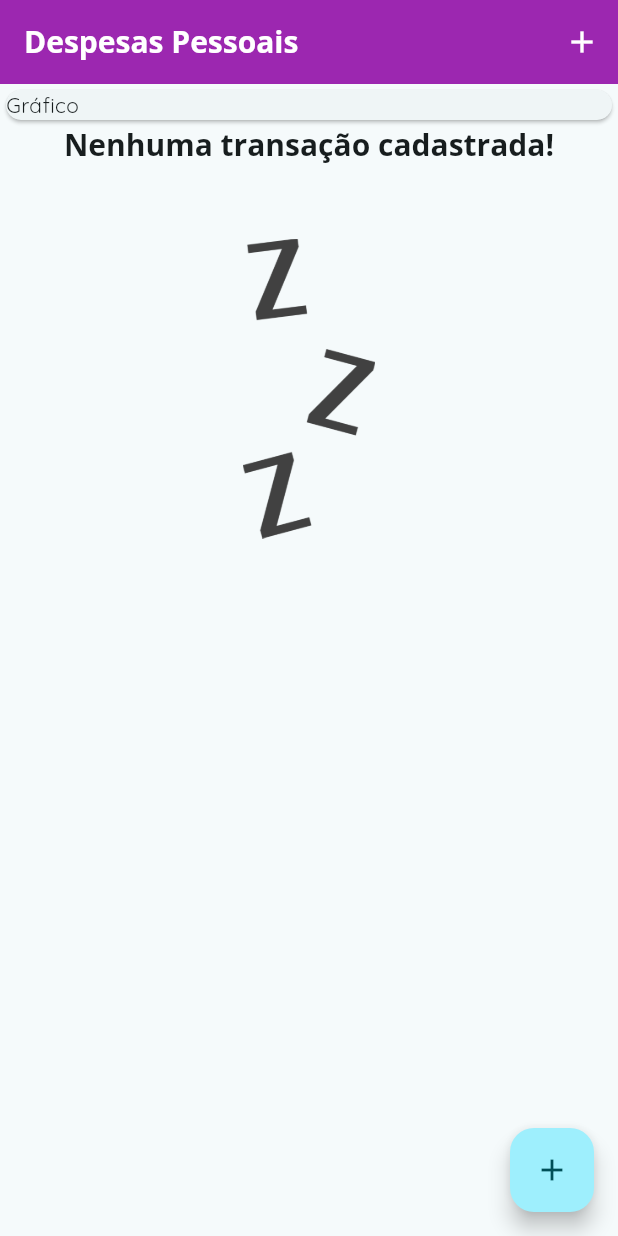
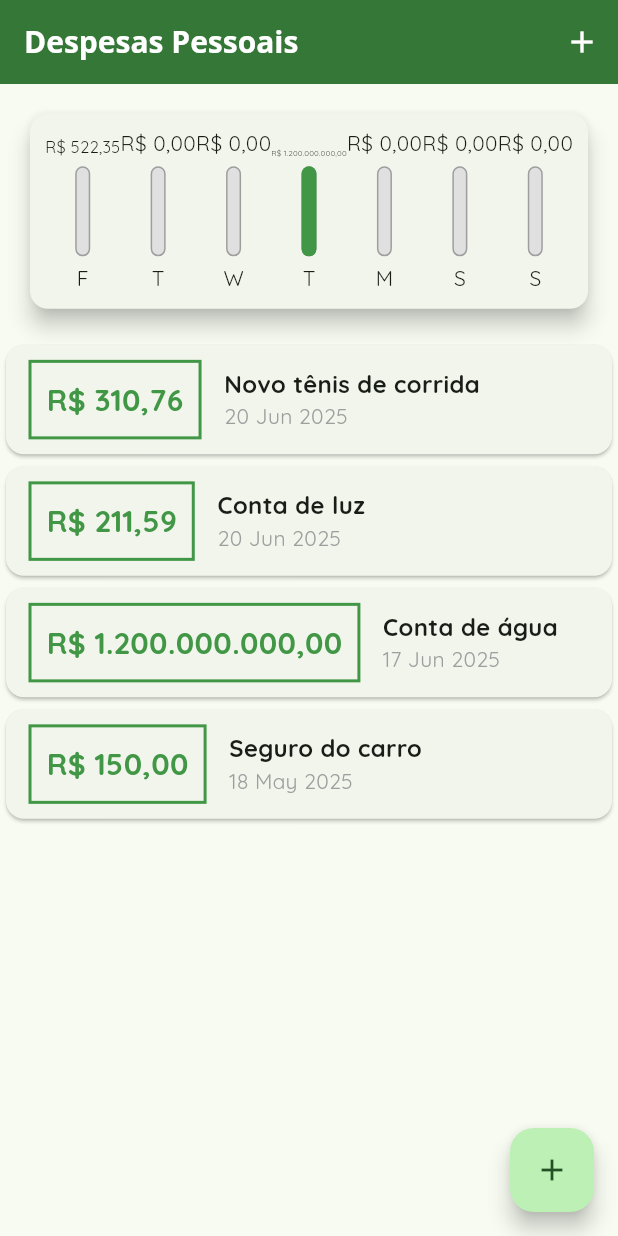
Before and after one commit to vinicius-benevides/flutter-expenses-manager, a Flutter app: the screen it shows after launch, on a phone screen of 412 x 824 dp. Run offline on Flutter 3.47's test engine with Material 3 defaults, Android fonts, the phone set to English and light mode, and no system bars.

Commit message:
feat: create base chart

```diff
--- /dev/null
+++ b/lib/components/chart.dart
@@ -0,0 +1,65 @@
+import 'package:expenses_manager/components/chart_bar.dart';
+import 'package:expenses_manager/models/transaction.dart';
+import 'package:flutter/material.dart';
+import 'package:intl/intl.dart';
+
+class Chart extends StatelessWidget {
+  const Chart({super.key, required this.recentTransactions});
+
+  final List<Transaction> recentTransactions;
+
+  List<GroupedTransaction> get groupedTransactions {
+    return List.generate(7, (index) {
+      final weekDay = DateTime.now().subtract(Duration(days: index));
+      double totalSum = 0.0;
+
+      for (var i = 0; i < recentTransactions.length; i++) {
+        bool sameDay =
+            recentTransactions[i].date.day == weekDay.day &&
+            recentTransactions[i].date.month == weekDay.month &&
+            recentTransactions[i].date.year == weekDay.year;
+
+        if (sameDay) {
+          totalSum += recentTransactions[i].value;
+        }
+      }
+
+      return GroupedTransaction(
+        day: DateFormat.E().format(weekDay)[0],
+        value: totalSum,
+      );
+    });
+  }
+
+  double get _maxValue {
+    return groupedTransactions.fold(
+      0.0,
+      (max, tr) => tr.value > max ? tr.value : max,
+    );
+  }
+
+  @override
+  Widget build(BuildContext context) {
+    return Card(
+      elevation: 6,
+      margin: const EdgeInsets.all(20),
+      child: Padding(
+        padding: const EdgeInsets.all(10),
+        child: Row(
+          mainAxisAlignment: MainAxisAlignment.spaceAround,
+          crossAxisAlignment: CrossAxisAlignment.end,
+          children: groupedTransactions.map((tr) {
+            return Flexible(
+              fit: FlexFit.tight,
+              child: ChartBar(
+                label: tr.day,
+                value: tr.value,
+                percentage: _maxValue == 0 ? 0 : tr.value / _maxValue,
+              ),
+            );
+          }).toList(),
+        ),
+      ),
+    );
+  }
+}
--- /dev/null
+++ b/lib/components/chart_bar.dart
@@ -0,0 +1,51 @@
+import 'package:expenses_manager/utils/format_currency.dart';
+import 'package:flutter/material.dart';
+
+class ChartBar extends StatelessWidget {
+  const ChartBar({
+    super.key,
+    required this.label,
+    required this.value,
+    required this.percentage,
+  });
+
+  final String label;
+  final double value;
+  final double percentage;
+
+  @override
+  Widget build(BuildContext context) {
+    return Column(
+      spacing: 5,
+      children: [
+        FittedBox(child: Text(formatCurrency(value))),
+        SizedBox(
+          height: 60,
+          width: 10,
+          child: Stack(
+            alignment: Alignment.bottomCenter,
+            children: [
+              Container(
+                decoration: BoxDecoration(
+                  border: Border.all(color: Colors.grey, width: 1.0),
+                  color: Colors.grey[300],
+                  borderRadius: BorderRadius.circular(5),
+                ),
+              ),
+              FractionallySizedBox(
+                heightFactor: percentage,
+                child: Container(
+                  decoration: BoxDecoration(
+                    color: Theme.of(context).colorScheme.primary,
+                    borderRadius: BorderRadius.circular(5),
+                  ),
+                ),
+              ),
+            ],
+          ),
+        ),
+        Text(label),
+      ],
+    );
+  }
+}
--- a/lib/main.dart
+++ b/lib/main.dart
@@ -1,5 +1,6 @@
 import 'dart:math';
 
+import 'package:expenses_manager/components/chart.dart';
 import 'package:expenses_manager/components/transaction_form.dart';
 import 'package:expenses_manager/components/transaction_list.dart';
 import 'package:expenses_manager/models/transaction.dart';
@@ -19,7 +20,7 @@
       theme: ThemeData(
         fontFamily: 'Quicksand',
         appBarTheme: const AppBarTheme(
-          backgroundColor: Colors.purple,
+          backgroundColor: Color.fromARGB(255, 52, 119, 55),
           foregroundColor: Colors.white,
         ),
         textTheme: const TextTheme(
@@ -31,9 +32,8 @@
           bodyLarge: TextStyle(fontFamily: 'Quicksand', fontSize: 16),
         ),
         colorScheme: ColorScheme.fromSeed(
-          primary: Colors.purple,
-          secondary: Colors.teal,
-          seedColor: Colors.white,
+          primary: Color.fromARGB(255, 66, 151, 70),
+          seedColor: Color.fromARGB(255, 66, 151, 70),
         ),
       ),
     );
@@ -49,25 +49,37 @@
 
 class _HomePageState extends State<HomePage> {
   final List<Transaction> _transactions = [
-    // Transaction(
-    //   id: 't1',
-    //   title: 'Novo tênis de corrida',
-    //   value: 310.76,
-    //   date: DateTime.now(),
-    // ),
-    // Transaction(
-    //   id: 't2',
-    //   title: 'Conta de luz',
-    //   value: 211.59,
-    //   date: DateTime.now(),
-    // ),
-    // Transaction(
-    //   id: 't3',
-    //   title: 'Conta de água',
-    //   value: 120.00,
-    //   date: DateTime.now(),
-    // ),
+    Transaction(
+      id: 't1',
+      title: 'Novo tênis de corrida',
+      value: 310.76,
+      date: DateTime.now(),
+    ),
+    Transaction(
+      id: 't2',
+      title: 'Conta de luz',
+      value: 211.59,
+      date: DateTime.now(),
+    ),
+    Transaction(
+      id: 't3',
+      title: 'Conta de água',
+      value: 1200000000.00,
+      date: DateTime.now().subtract(const Duration(days: 3)),
+    ),
+    Transaction(
+      id: 't4',
+      title: 'Seguro do carro',
+      value: 150.00,
+      date: DateTime.now().subtract(const Duration(days: 33)),
+    ),
   ];
+
+  List<Transaction> get _recentTransactions {
+    return _transactions.where((tr) {
+      return tr.date.isAfter(DateTime.now().subtract(const Duration(days: 7)));
+    }).toList();
+  }
 
   _addTransaction(String title, double value) {
     final newTransaction = Transaction(
@@ -109,7 +121,7 @@
         child: Column(
           crossAxisAlignment: CrossAxisAlignment.stretch,
           children: [
-            Card(child: Text('Gráfico')),
+            Chart(recentTransactions: _recentTransactions),
             TransactionList(transactions: _transactions),
           ],
         ),
--- a/lib/models/transaction.dart
+++ b/lib/models/transaction.dart
@@ -1,3 +1,4 @@
+import 'package:expenses_manager/utils/format_currency.dart';
 import 'package:intl/intl.dart';
 
 class Transaction {
@@ -7,7 +8,7 @@ class Transaction {
   final DateTime date;
 
   get formattedValue {
-    return 'R\$ ${value.toStringAsFixed(2).replaceAll('.', ',')}';
+    return formatCurrency(value);
   }
 
   get formattedDate {
@@ -21,3 +22,10 @@ class Transaction {
     required this.date,
   });
 }
+
+class GroupedTransaction {
+  final String day;
+  final double value;
+
+  const GroupedTransaction({required this.day, required this.value});
+}
--- /dev/null
+++ b/lib/utils/format_currency.dart
@@ -0,0 +1,10 @@
+import 'package:intl/intl.dart';
+
+String formatCurrency(double value) {
+  final valueFormat = NumberFormat.currency(
+    locale: 'pt_BR',
+    symbol: 'R\$',
+    decimalDigits: 2,
+  );
+  return valueFormat.format(value);
+}
```
